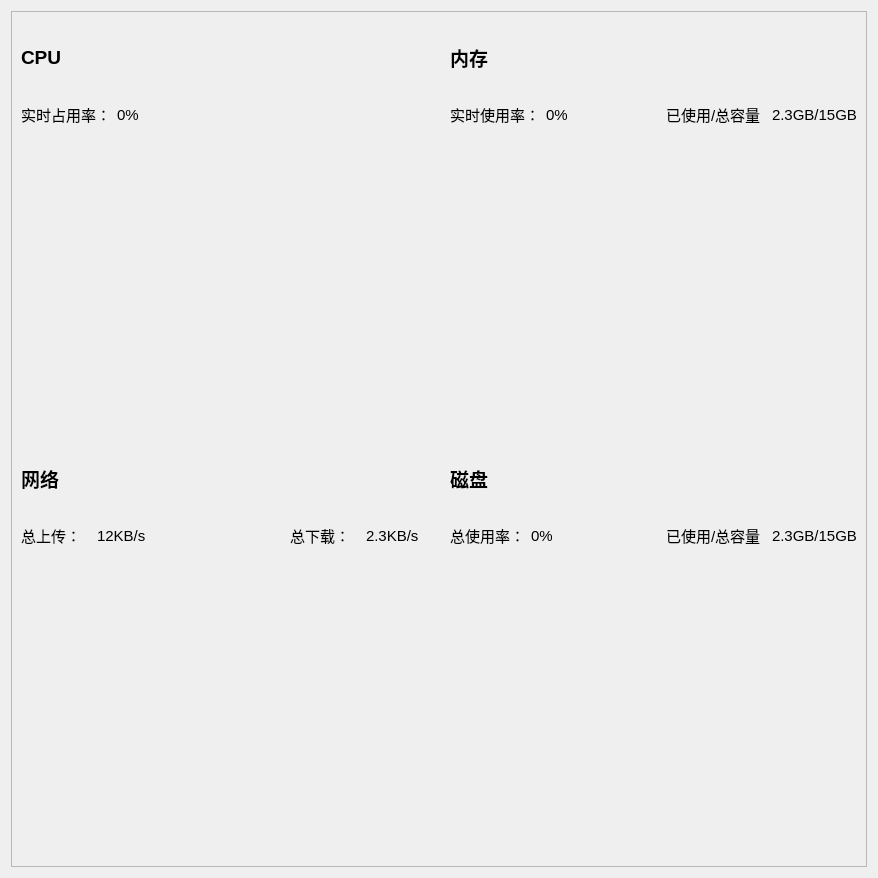
Old version of the form src/MainTabWidgets/OverViewForm.ui in the repository ProgramCX/FoxNAS.
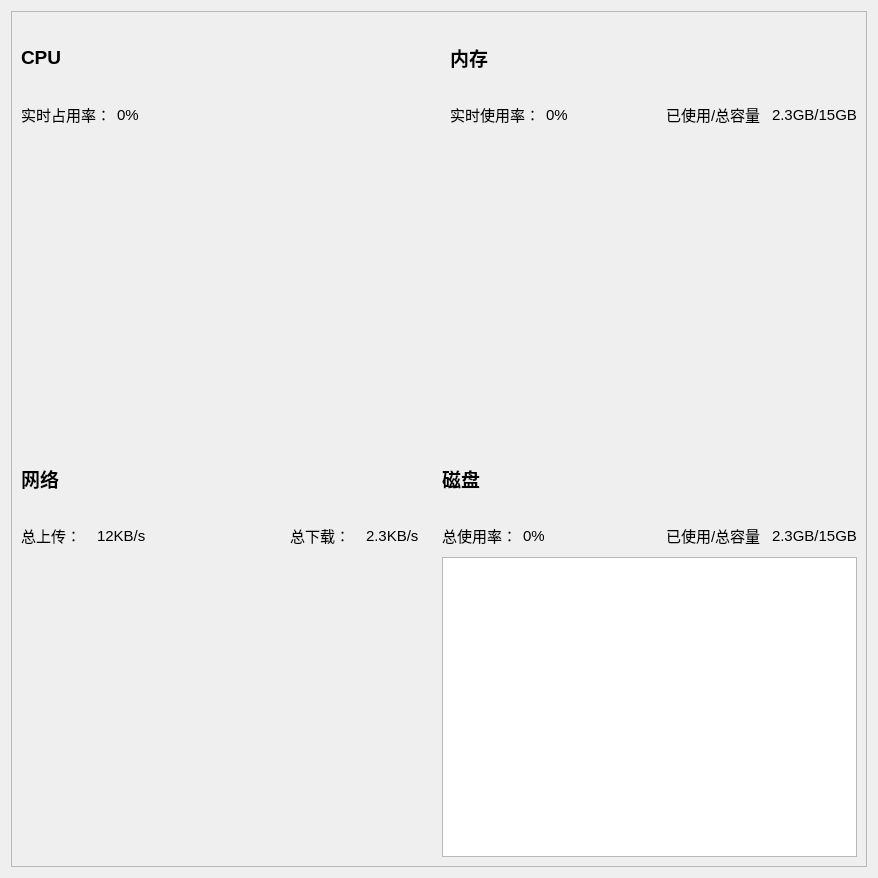
New version of the form.

Commit message: feat: disk usage list

```diff
--- a/src/MainTabWidgets/OverViewForm.ui
+++ b/src/MainTabWidgets/OverViewForm.ui
@@ -413,10 +413,7 @@
         </layout>
        </item>
        <item row="1" column="1">
-        <layout class="QVBoxLayout" name="verticalLayout_5">
-         <property name="leftMargin">
-          <number>8</number>
-         </property>
+        <layout class="QVBoxLayout" name="verticalLayout">
          <item>
           <widget class="QLabel" name="label_15">
            <property name="font">
@@ -431,6 +428,8 @@
           </widget>
          </item>
          <item>
+          <layout class="QHBoxLayout" name="horizontalLayout_8">
+           <item>
           <layout class="QHBoxLayout" name="horizontalLayout_6">
            <item>
             <widget class="QLabel" name="label_16">
@@ -480,6 +479,8 @@
              </property>
             </widget>
            </item>
+            </layout>
+           </item>
            <item>
             <spacer name="horizontalSpacer_4">
              <property name="orientation">
@@ -548,7 +549,13 @@
           </layout>
          </item>
          <item>
-          <widget class="QWidget" name="diskWidget" native="true">
+          <widget class="QListWidget" name="listWidget">
+           <property name="sizePolicy">
+            <sizepolicy hsizetype="Preferred" vsizetype="Preferred">
+             <horstretch>0</horstretch>
+             <verstretch>0</verstretch>
+            </sizepolicy>
+           </property>
            <property name="minimumSize">
             <size>
              <width>400</width>
```
Left out of the diff: 6 changed lines with no effect on the pictures. Lines whose indentation alone changed are shown as unchanged. The commit also changes 7 other files.
